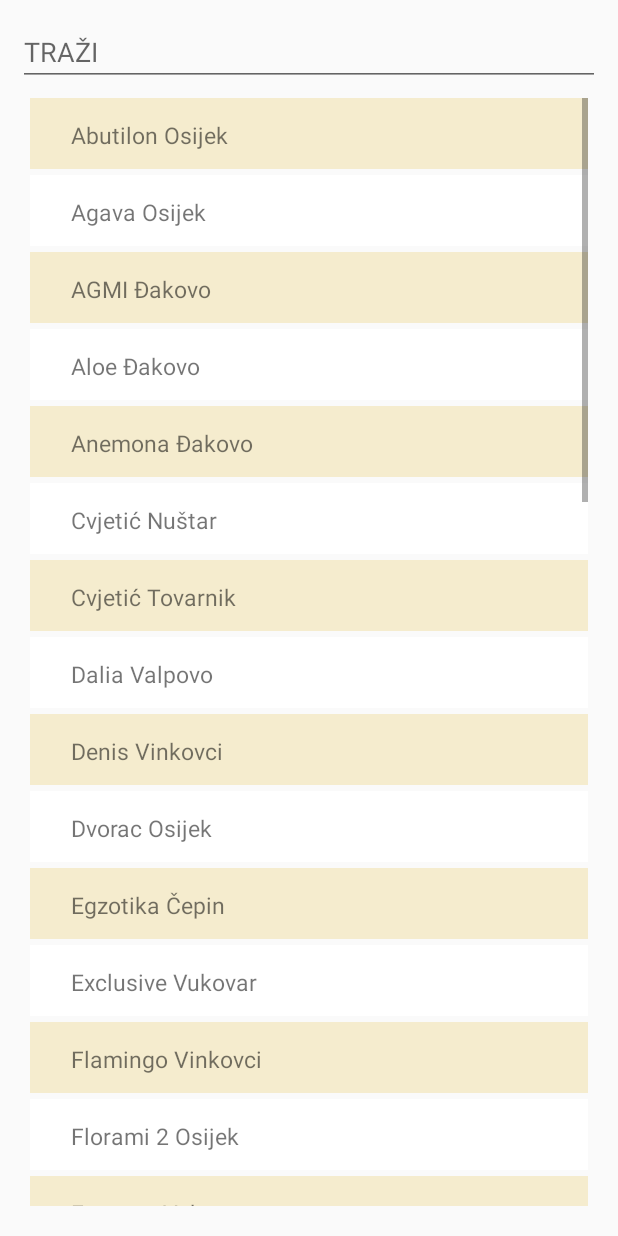
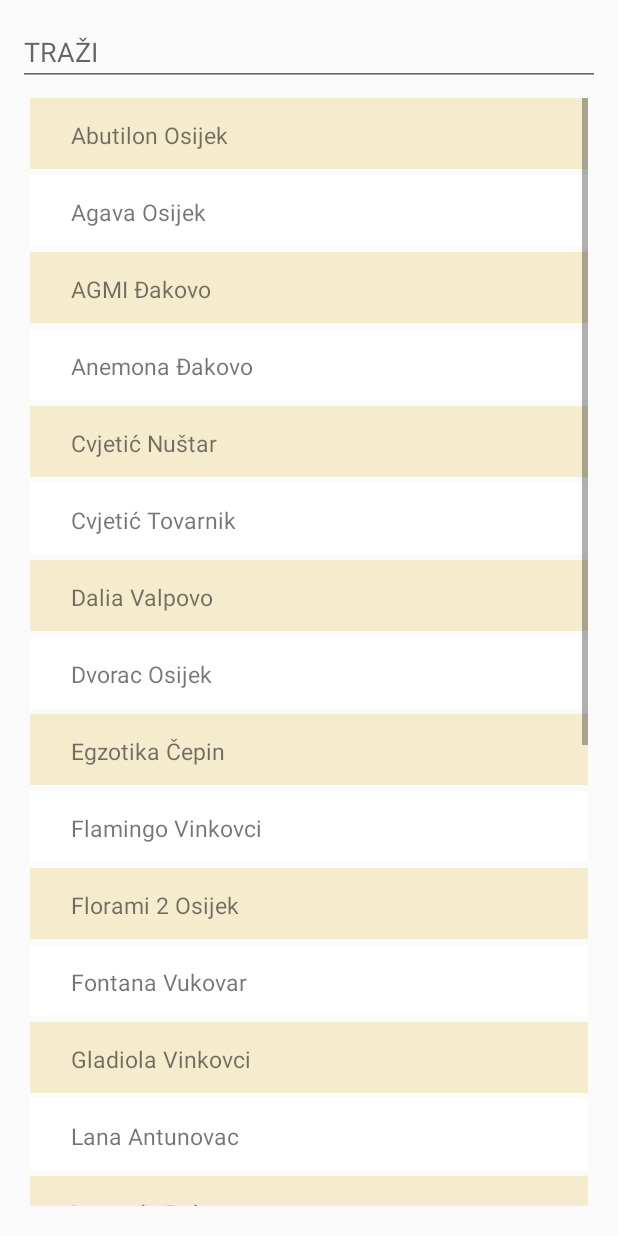
Before and after one commit to ipanduric/WeddieApp, an Android app: the CvijeceActivity screen opened directly, with no data from a screen before it, on a phone screen of 412 x 824 dp. Run offline under Robolectric (Android 15) with nearby library versions, the phone set to English and light mode, and no system bars.

Commit message:
Dodane sve koordinate

```diff
--- a/Weddie/app/src/main/java/com/rma/ipanduric/weddie/CvijeceActivity.java
+++ b/Weddie/app/src/main/java/com/rma/ipanduric/weddie/CvijeceActivity.java
@@ -43,7 +43,7 @@ public class CvijeceActivity extends AppCompatActivity {
         cvijece = new ArrayList<CvijeceItem>();
 
         //add the items to array list
-        for (int i = 0; i < 40; i++) {
+        for (int i = 0; i < 25; i++) {
             cvijece.add(new CvijeceItem(ime[i], adr[i], tel[i], lat[i], lon[i]));
         }
         SetUpAdapter();
--- a/Weddie/app/src/main/res/values/strings.xml
+++ b/Weddie/app/src/main/res/values/strings.xml
@@ -220,214 +220,261 @@
         <item>Abutilon Osijek</item>
         <item>Agava Osijek</item>
         <item>AGMI Đakovo</item>
-        <item>Aloe Đakovo</item>
         <item>Anemona Đakovo</item>
         <item>Cvjetić Nuštar</item>
         <item>Cvjetić Tovarnik</item>
         <item>Dalia Valpovo</item>
-        <item>Denis Vinkovci</item>
         <item>Dvorac Osijek</item>
         <item>Egzotika Čepin</item>
-        <item>Exclusive Vukovar</item>
         <item>Flamingo Vinkovci</item>
         <item>Florami 2 Osijek</item>
         <item>Fontana Vukovar</item>
-        <item>Gardenija Osijek</item>
         <item>Gladiola Vinkovci</item>
-        <item>Gladiola Vukovar</item>
-        <item>Hortus Osijek</item>
-        <item>Iris Ivankovo</item>
-        <item>Iris Vinkovci</item>
-        <item>Kamen-Štimac Đakovo</item>
         <item>Lana Antunovac</item>
         <item>Lavanda Đakovo</item>
         <item>Lotus Osijek</item>
-        <item>Ljubičica Osijek</item>
         <item>Maja Osijek</item>
         <item>Marta Đakovo</item>
         <item>Mimoza Osijek</item>
         <item>Mirta Vinkovci</item>
-        <item>Mozaik Osijek</item>
-        <item>Nena Otok</item>
         <item>Orhideja Valpovo</item>
         <item>Palma Đakovo</item>
         <item>Palma - Jukić Vinkovci</item>
-        <item>Palma - Jukić Vukovar</item>
         <item>Stella Đakovo</item>
-        <item>Tanja Vinkovci</item>
         <item>Tea Višnjevac</item>
-        <item>Valentina Ivankovo</item>
     </string-array>
     <string-array name="cAdr">
-        <item>Crkvena 134, Osijek</item>
-        <item>Kozjačka 33, Osijek</item>
-        <item>Ulica Biskupa Antuna Mandića bb,  Đakovo</item>
-        <item>Biskupa A. Mandića BB, Đakovo</item>
-        <item>Ljudevita Gaja 40, Đakovo</item>
+        <item>Crkvena ulica 134, Osijek</item>
+        <item>Kozjačka ulica 33, Osijek</item>
+        <item>Ulica Antuna Mandića bb,  Đakovo</item>
+        <item>Ulica Ljudevita Gaja 40, Đakovo</item>
         <item>Križni put 65, Nuštar</item>
-        <item>Vlč. Ivana Burika 1, Tovarnik</item>
-        <item>Osječka 8, Valpovo</item>
-        <item>A.K.Miočića 98, Vinkovci</item>
-        <item>Drinska 2, Osijek</item>
-        <item>Kralja Tomislava 1A, Čepin</item>
-        <item>Hrastik 15, Vukovar</item>
-        <item>Duga 34, Vinkovci</item>
+        <item>Ulica Ivana Burika 1, Tovarnik</item>
+        <item>Osječka ulica 8, Valpovo</item>
+        <item>Drinska ulica 2, Osijek</item>
+        <item>Ulica Kralja Tomislava 1A, Čepin</item>
+        <item>Duga ulica 34, Vinkovci</item>
         <item>Trg bana Josipa Jelačića BB, Osijek</item>
-        <item>Zagrebačka 7, Vukovar</item>
-        <item>Martina Divalta 111, Osijek</item>
-        <item>Dr.F.Tuđmana 30, Vukovar</item>
-        <item>Andrije Kačića Miošića 44, Vinkovci</item>
-        <item>Drinska 2, Osijek</item>
-        <item>Grobljanska 18, Ivankovo</item>
-        <item>Andrije Kačića Miošića BB, Vinkovci</item>
-        <item>Stjepana Radića 28, Đakovo</item>
-        <item>Hrvatske Republike 6A, Antunovac</item>
-        <item>Vladimira Nazora 28, Đakovo</item>
-        <item>A. Reisnera 119, Osijek</item>
-        <item>Trg bana Josipa Jelačića BB, Osijek</item>
-        <item>Svete Ane 88, Osijek</item>
-        <item>Franje Račkog 95, Đakovo</item>
+        <item>Zagrebačka ulica 7, Vukovar</item>
+        <item>Ulica Andrije Kačića Miošića 44, Vinkovci</item>
+        <item>Ulica Hrvatske Republike 6A, Antunovac</item>
+        <item>Ulica Vladimira Nazora 28, Đakovo</item>
+        <item>Ulica Adama Reisnera 119, Osijek</item>
+        <item>Ulica Svete Ane 88, Osijek</item>
+        <item>Ulica Franje Račkog 95, Đakovo</item>
         <item>Županijska ulica 34, Osijek</item>
-        <item>Glagoljaška 38, Vinkovci</item>
-        <item>Trpimirova bb, Osijek</item>
-        <item>Josipa Jurja Strossmayera 27, Otok</item>
-        <item>Stossmayerova 1a, Valpovo</item>
-        <item>B. Jelačića 33, Đakovo</item>
-        <item>Andrije Kacica Miošica 30, Vinkovci</item>
-        <item>Novo groblje BB, Vukovar</item>
-        <item>Bana Josipa Jelačića 44, Đakovo</item>
-        <item>Andrije Kacica Miošica 32, Vinkovci</item>
+        <item>Glagoljaška ulica 38, Vinkovci</item>
+        <item>Ulica Josipa Jurja Stossmayera 1a, Valpovo</item>
+        <item>Ulica bana Josipa Jelačića 33, Đakovo</item>
+        <item>Ulica Andrije Kačića Miošica 30, Vinkovci</item>
+        <item>Ulica bana Josipa Jelačića 44, Đakovo</item>
         <item>Ulica bana Josipa Jelačića 9A, Višnjevac</item>
-        <item>Željeznička 17a, Ivankovo</item>
     </string-array>
     <string-array name="cTel">
         <item>031504342</item>
         <item>031300071</item>
         <item>0317818528</item>
-        <item>0989901129</item>
         <item>031812484</item>
         <item>0989529968</item>
         <item>0989529968</item>
         <item>031495775</item>
-        <item>032303200</item>
         <item>031274854</item>
         <item>031381950</item>
-        <item>0996963553</item>
         <item>032331770</item>
         <item>031502626</item>
         <item>032410097</item>
-        <item>031508539</item>
-        <item>032303262</item>
         <item>032441218</item>
-        <item>031274854</item>
-        <item>0989706978</item>
-        <item>032303556</item>
-        <item>098438707</item>
         <item>098853351</item>
         <item>031812960</item>
         <item>0981953388</item>
-        <item>031502400</item>
         <item>031373099</item>
         <item>0913856179</item>
         <item>031202400</item>
         <item>032331440</item>
-        <item>031209640</item>
-        <item>0989216756</item>
         <item>031651562</item>
         <item>031813033</item>
         <item>032410668</item>
-        <item>032303280</item>
         <item>031812699</item>
-        <item>032303200</item>
         <item>031351622</item>
-        <item>098349561</item>
     </string-array>
 
     <string-array name="cLatitude">
-        <item>45.684471</item>
-        <item>45.684471</item>
-        <item>45.684471</item>
-        <item>45.684471</item>
-        <item>45.684471</item>
-        <item>45.684471</item>
-        <item>45.684471</item>
-        <item>45.684471</item>
-        <item>45.684471</item>
-        <item>45.684471</item>
-        <item>45.684471</item>
-        <item>45.684471</item>
-        <item>45.684471</item>
-        <item>45.684471</item>
-        <item>45.684471</item>
-        <item>45.684471</item>
-        <item>45.684471</item>
-        <item>45.684471</item>
-        <item>45.684471</item>
-        <item>45.684471</item>
-        <item>45.684471</item>
-        <item>45.684471</item>
-        <item>45.684471</item>
-        <item>45.684471</item>
-        <item>45.684471</item>
-        <item>45.684471</item>
-        <item>45.684471</item>
-        <item>45.684471</item>
-        <item>45.684471</item>
-        <item>45.684471</item>
-        <item>45.684471</item>
-        <item>45.684471</item>
-        <item>45.684471</item>
-        <item>45.684471</item>
-        <item>45.684471</item>
-        <item>45.684471</item>
-        <item>45.684471</item>
-        <item>45.684471</item>
-        <item>45.684471</item>
-        <item>45.684471</item>
+        <item>45.559765</item>
+        <item>45.560580</item>
+        <item>45.303908</item>
+        <item>45.305424</item>
+        <item>45.332920</item>
+        <item>45.164635</item>
+        <item>45.657256</item>
+        <item>45.545842</item>
+        <item>45.523371</item>
+        <item>45.288557</item>
+        <item>45.556027</item>
+        <item>45.339127</item>
+        <item>45.291012</item>
+        <item>45.486998</item>
+        <item>45.319764</item>
+        <item>45.319764</item>
+        <item>45.554551</item>
+        <item>45.310648</item>
+        <item>45.556383</item>
+        <item>45.291470</item>
+        <item>45.659769</item>
+        <item>45.312511</item>
+        <item>45.291106</item>
+        <item>45.313069</item>
+        <item>45.564920</item>
+
     </string-array>
     <string-array name="cLongitude">
+        <item>18.730457</item>
+        <item>18.655311</item>
+        <item>18.402487</item>
+        <item>18.406336</item>
+        <item>18.842470</item>
+        <item>19.151958</item>
+        <item>18.419308</item>
+        <item>18.679482</item>
+        <item>18.576589</item>
+        <item>18.800105</item>
+        <item>18.716645</item>
+        <item>19.024301</item>
+        <item>18.787781</item>
+        <item>18.671535</item>
+        <item>18.416372</item>
+        <item>18.672030</item>
+        <item>18.672305</item>
+        <item>18.396667</item>
+        <item>18.675439</item>
+        <item>18.802982</item>
+        <item>18.417868</item>
+        <item>18.411997</item>
+        <item>18.789224</item>
+        <item>18.412849</item>
+        <item>18.628346</item>
+    </string-array>
+    <string-array name="LatSale">
+        <item>45.697092</item>
+        <item>45.684471</item>
+        <item>45.751201</item>
+        <item>45.759934</item>
+        <item>45.651061</item>
+        <item>45.665774</item>
+        <item>45.616567</item>
+        <item>45.560314</item>
+        <item>45.551105</item>
+        <item>45.548384</item>
+        <item>45.559791</item>
+        <item>45.560939</item>
+        <item>45.564914</item>
+        <item>45.760781</item>
+        <item>45.580888</item>
+        <item>45.524252</item>
+        <item>45.562300</item>
+        <item>45.558734</item>
+        <item>45.538914</item>
+        <item>45.538014</item>
+        <item>45.568630</item>
+        <item>45.551015</item>
+        <item>45.764480</item>
+        <item>45.335749</item>
+        <item>45.303924</item>
+        <item>45.324111</item>
+        <item>45.333852</item>
+        <item>45.333765</item>
+        <item>45.286794</item>
+        <item>45.270856</item>
+        <item>45.279217</item>
+        <item>45.287833</item>
+        <item>45.308538</item>
+        <item>45.231374</item>
+        <item>45.387121</item>
+        <item>45.138168</item>
+        <item>45.353563</item>
+        <item>45.198555</item>
+        <item>45.277412</item>
+    </string-array>
+    <string-array name="LongSale">
+        <item>18.331180</item>
+        <item>18.406117</item>
+        <item>18.167670</item>
         <item>18.185764</item>
-        <item>18.185764</item>
-        <item>18.185764</item>
-        <item>18.185764</item>
-        <item>18.185764</item>
-        <item>18.185764</item>
-        <item>18.185764</item>
-        <item>18.185764</item>
-        <item>18.185764</item>
-        <item>18.185764</item>
-        <item>18.185764</item>
-        <item>18.185764</item>
-        <item>18.185764</item>
-        <item>18.185764</item>
-        <item>18.185764</item>
-        <item>18.185764</item>
-        <item>18.185764</item>
-        <item>18.185764</item>
-        <item>18.185764</item>
-        <item>18.185764</item>
-        <item>18.185764</item>
-        <item>18.185764</item>
-        <item>18.185764</item>
-        <item>18.185764</item>
-        <item>18.185764</item>
-        <item>18.185764</item>
-        <item>18.185764</item>
-        <item>18.185764</item>
-        <item>18.185764</item>
-        <item>18.185764</item>
-        <item>18.185764</item>
-        <item>18.185764</item>
-        <item>18.185764</item>
-        <item>18.185764</item>
-        <item>18.185764</item>
-        <item>18.185764</item>
-        <item>18.185764</item>
-        <item>18.185764</item>
-        <item>18.185764</item>
-        <item>18.185764</item>
-
-
+        <item>18.417328</item>
+        <item>18.406245</item>
+        <item>18.535080</item>
+        <item>18.617557</item>
+        <item>18.675233</item>
+        <item>18.677316</item>
+        <item>18.697495</item>
+        <item>18.694016</item>
+        <item>18.697276</item>
+        <item>18.157709</item>
+        <item>18.460917</item>
+        <item>19.063208</item>
+        <item>18.679558</item>
+        <item>18.675794</item>
+        <item>18.692530</item>
+        <item>18.643970</item>
+        <item>18.667806</item>
+        <item>18.675381</item>
+        <item>18.620475</item>
+        <item>18.421545</item>
+        <item>18.412386</item>
+        <item>18.401883</item>
+        <item>18.419816</item>
+        <item>18.420432</item>
+        <item>18.798014</item>
+        <item>18.804867</item>
+        <item>18.797667</item>
+        <item>18.806052</item>
+        <item>18.803806</item>
+        <item>18.801337</item>
+        <item>18.953732</item>
+        <item>18.720407</item>
+        <item>19.001444</item>
+        <item>19.358023</item>
+        <item>18.836817</item>
+    </string-array>
+    <string-array name="ImeSale">
+        <item>Sala Melanie Gat</item>
+        <item>Dvorane Kristal</item>
+        <item>Dvorana Gastro</item>
+        <item>Hotel Borik</item>
+        <item>Restoran Park Valpovo</item>
+        <item>Valpovački dvori</item>
+        <item>Sala Petrijevci</item>
+        <item>Park Prinčeva</item>
+        <item>Sala Gracija</item>
+        <item>Dvorana Antea</item>
+        <item>Old Bridge Pub</item>
+        <item>Restoran Muller</item>
+        <item>Restoran Kopika</item>
+        <item>Sala Galerija</item>
+        <item>Hotel Termia</item>
+        <item>Erdutski vinogradi</item>
+        <item>Hotel Osijek</item>
+        <item>Hotel Waldinger</item>
+        <item>Salon Zeko</item>
+        <item>Sala Classic</item>
+        <item>Zoo hotel</item>
+        <item>Sala Gracia</item>
+        <item>Hotel Patria</item>
+        <item>Dvorana Nikolina</item>
+        <item>Restoran Croatia Turist</item>
+        <item>Restoran Blaža</item>
+        <item>Centar Perić</item>
+        <item>Hotel Đakovo</item>
+        <item>Gradski Kućar</item>
+        <item>Dvorana Lucija</item>
+        <item>Barun Trenk</item>
+        <item>Hotel Admiral</item>
+        <item>Sala Valentino</item>
+        <item>Hotel Kunjevci</item>
+        <item>Kamelija</item>
+        <item>Salon Natali</item>
+        <item>Hotel Lav</item>
+        <item>Sala Princeps Principovac</item>
+        <item>Admiral Exclusive</item>
     </string-array>
 
 
```
Also changed, not shown: Weddie/app/src/main/java/com/rma/ipanduric/weddie/MapaActivity.java (+13 -12 lines).
